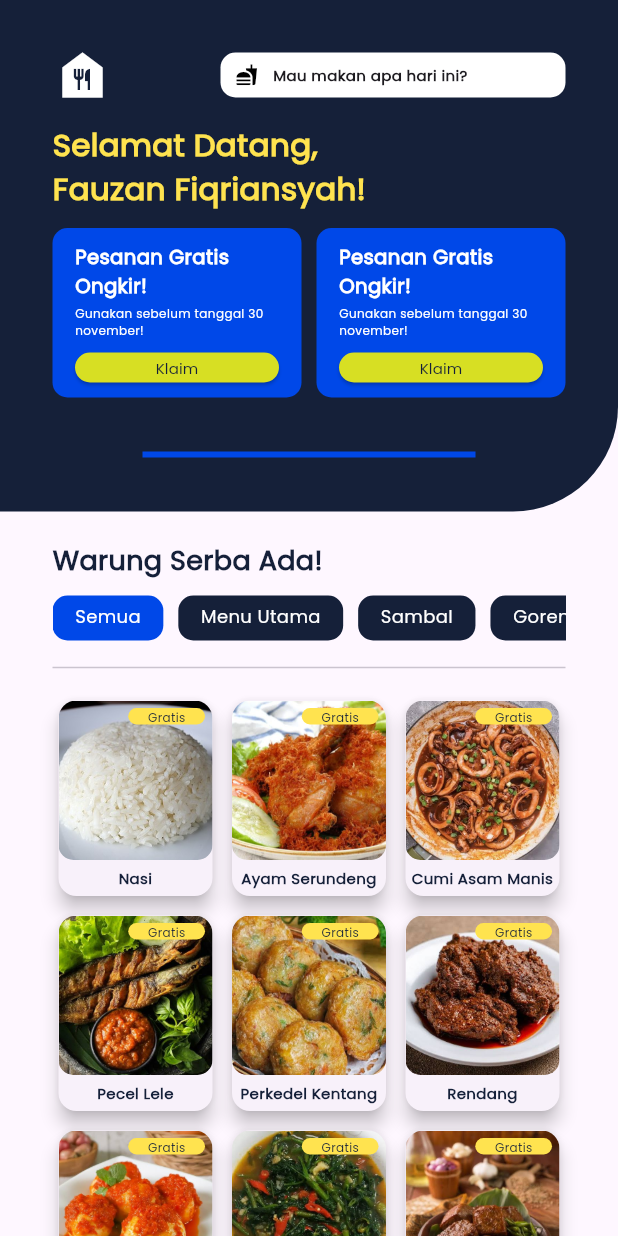
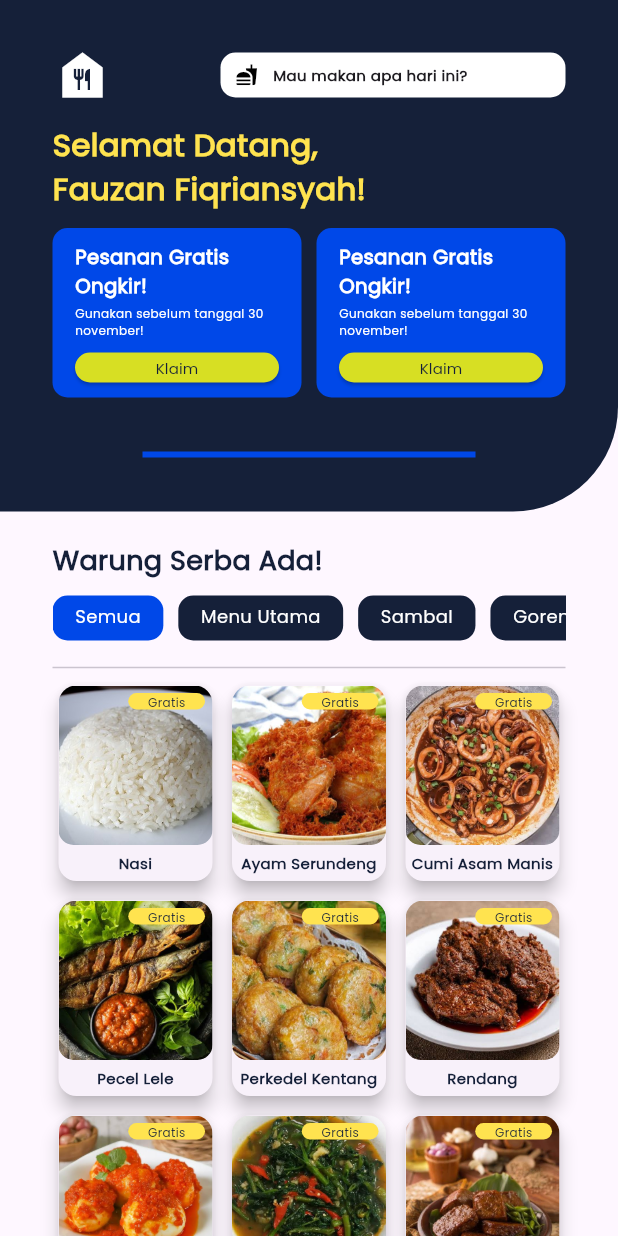
Before and after one commit to fauzanf07/warungmakan, a Flutter app: the screen it shows after launch, on a phone screen of 412 x 824 dp. Run offline on Flutter 3.47's test engine with Material 2 defaults, Android fonts, the phone set to English and light mode, and no system bars.

Commit message:
fixing code

```diff
--- a/lib/container/second_main_container.dart
+++ b/lib/container/second_main_container.dart
@@ -35,7 +35,6 @@ class SecondMainContainer extends StatelessWidget{
           ),
           SizedBox(height: 10.0,),
           Divider(),
-          SizedBox(height: 10.0,),
           LayoutBuilder(
             builder: (BuildContext context, BoxConstraints constraints) => GridView.count(
                 crossAxisSpacing: 5,
@@ -56,9 +55,8 @@ class SecondMainContainer extends StatelessWidget{
                 ],
               ),
           ),
-          SizedBox(height: 20.0),
+          SizedBox(height: 30.0),
           Divider(height: 10.0, indent: 80.0, endIndent: 80.0,),
-          SizedBox(height: 20.0),
           LayoutBuilder(
             builder: (BuildContext context, BoxConstraints constraints) => GridView.count(
                 crossAxisSpacing: 5,
@@ -76,9 +74,8 @@ class SecondMainContainer extends StatelessWidget{
                 ],
               ),
           ),
-          SizedBox(height: 20.0),
+          SizedBox(height: 30.0),
           Divider(height: 10.0, indent: 80.0, endIndent: 80.0,),
-          SizedBox(height: 20.0),
           LayoutBuilder(
             builder: (BuildContext context, BoxConstraints constraints) => GridView.count(
                 crossAxisSpacing: 5,
@@ -97,9 +94,8 @@ class SecondMainContainer extends StatelessWidget{
                 ],
               ),
           ),
-          SizedBox(height: 20.0),
-          Divider(height: 10.0, indent: 80.0, endIndent: 80.0,),
-          SizedBox(height: 20.0,),
+          SizedBox(height: 30.0),
+          Divider(height: 10.0, indent: 80.0, endIndent: 80.0,)
         ],
       ),
     );
```
